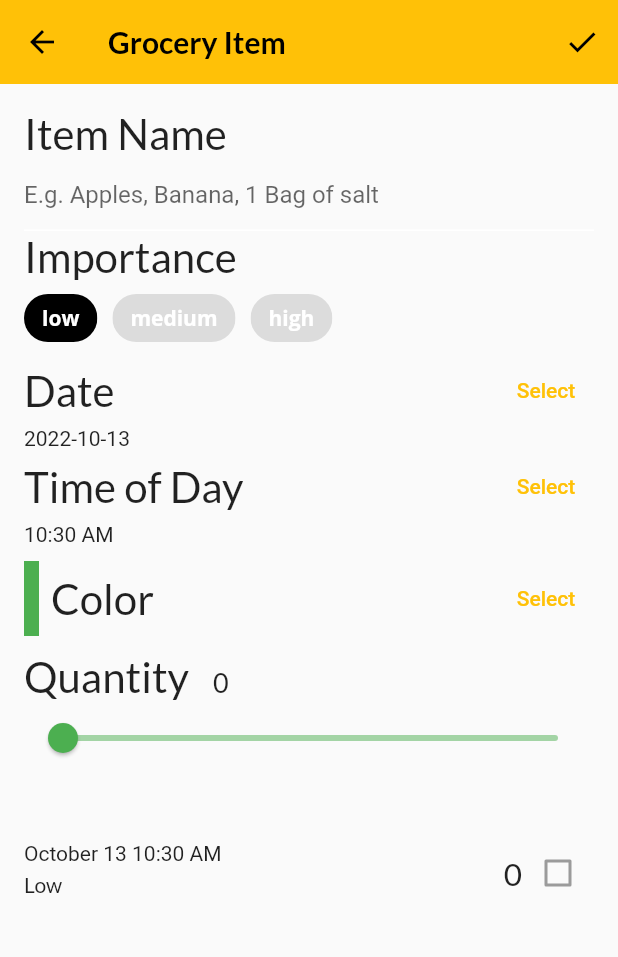
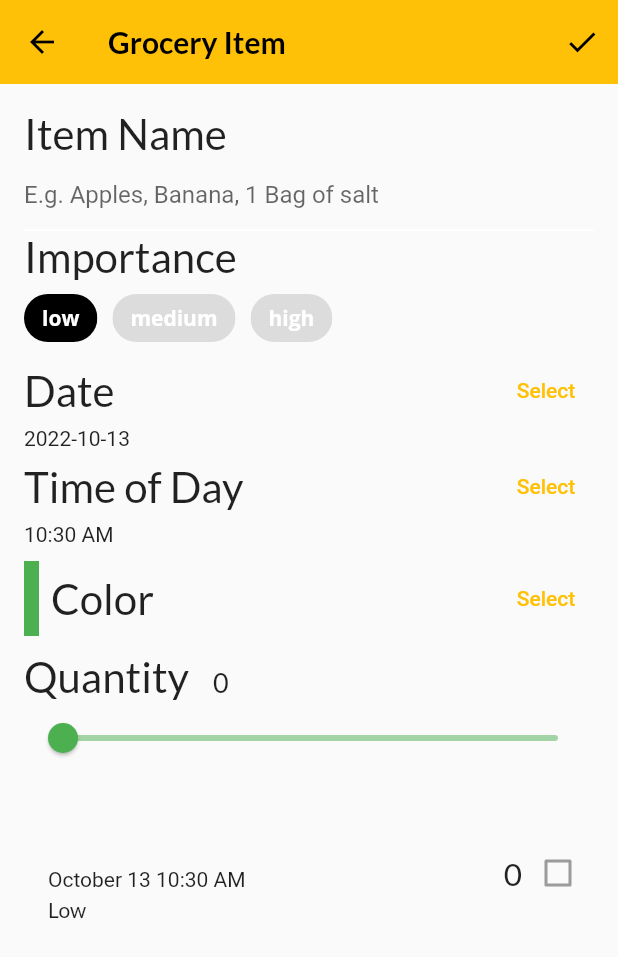
Before and after one commit to rian0502/Fooderlich_20170051033, a Flutter app: the GroceryItemScreen screen opened directly, on a phone screen of 412 x 824 dp. Shown: the top 957 px of the screen. Run offline on Flutter 3.47's test engine with Material 2 defaults, Android fonts, the phone set to English and light mode, and no system bars; our stand-ins replace flutter_colorpicker, google_fonts.

Commit message:
perbarui card grocery tile

```diff
--- a/lib/components/grocery_tile.dart
+++ b/lib/components/grocery_tile.dart
@@ -21,14 +21,14 @@ class GroceryTile extends StatelessWidget {
       child: Row(
         mainAxisAlignment: MainAxisAlignment.spaceBetween,
         children: [
-          Column(
+          Row(
             children: [
-              Container(width: 5.0, color: item!.color!),
               const SizedBox(width: 16.0),
               Column(
                 mainAxisAlignment: MainAxisAlignment.center,
                 crossAxisAlignment: CrossAxisAlignment.start,
                 children: [
+                  // 5
                   Text(
                     item!.name!,
                     style: GoogleFonts.lato(
@@ -49,7 +49,7 @@ class GroceryTile extends StatelessWidget {
               Text(item!.quantity!.toString(),
                   style: GoogleFonts.lato(
                       decoration: textDecoration, fontSize: 21)),
-              buildCheckbox()
+              buildCheckbox(),
             ],
           )
         ],
@@ -89,9 +89,9 @@ class GroceryTile extends StatelessWidget {
 
   Widget buildCheckbox() {
     return Checkbox(
-      // 1
+
       value: item!.isComplete!,
-      // 2
+
       onChanged: onComplete,
     );
   }
--- a/lib/screens/grocery_item_screen.dart
+++ b/lib/screens/grocery_item_screen.dart
@@ -34,19 +34,16 @@ class _GroceryItemScreenState extends State<GroceryItemScreen> {
 
   @override
   void initState() {
-    // 1
     if (widget.originalItem != null) {
-      _nameController.text = widget!.originalItem!.name!;
-      _name = widget!.originalItem!.name!;
-      _currentSliderValue = widget!.originalItem!.quantity!;
-      _importance = widget!.originalItem!.importance!;
-      _currentColor = widget!.originalItem!.color!;
-      final date = widget!.originalItem!.date!;
+      _nameController.text = widget.originalItem!.name!;
+      _name = widget.originalItem!.name!;
+      _currentSliderValue = widget.originalItem!.quantity!;
+      _importance = widget.originalItem!.importance!;
+      _currentColor = widget.originalItem!.color!;
+      final date = widget.originalItem!.date!;
       _timeOfDay = TimeOfDay(hour: date.hour, minute: date.minute);
       _dueDate = date;
     }
-
-    // 2
     _nameController.addListener(() {
       setState(() {
         _name = _nameController.text;
@@ -65,7 +62,7 @@ class _GroceryItemScreenState extends State<GroceryItemScreen> {
   @override
   Widget build(BuildContext context) {
     return Scaffold(
-      // 2
+
       appBar: AppBar(
         actions: [
           IconButton(
```
